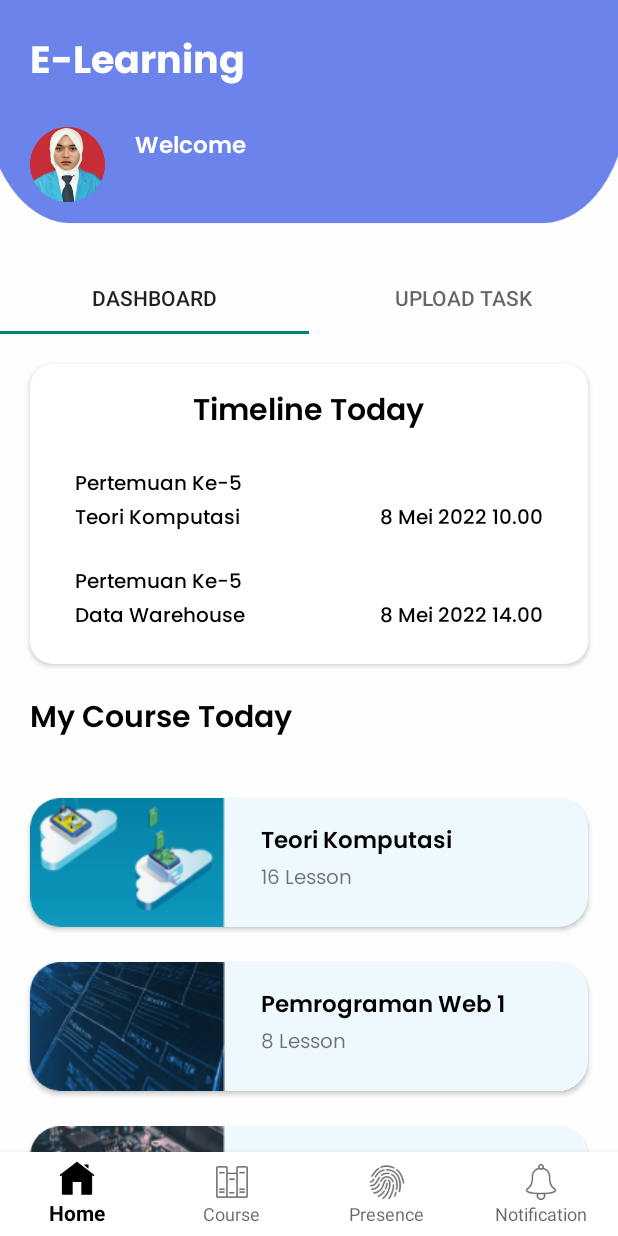
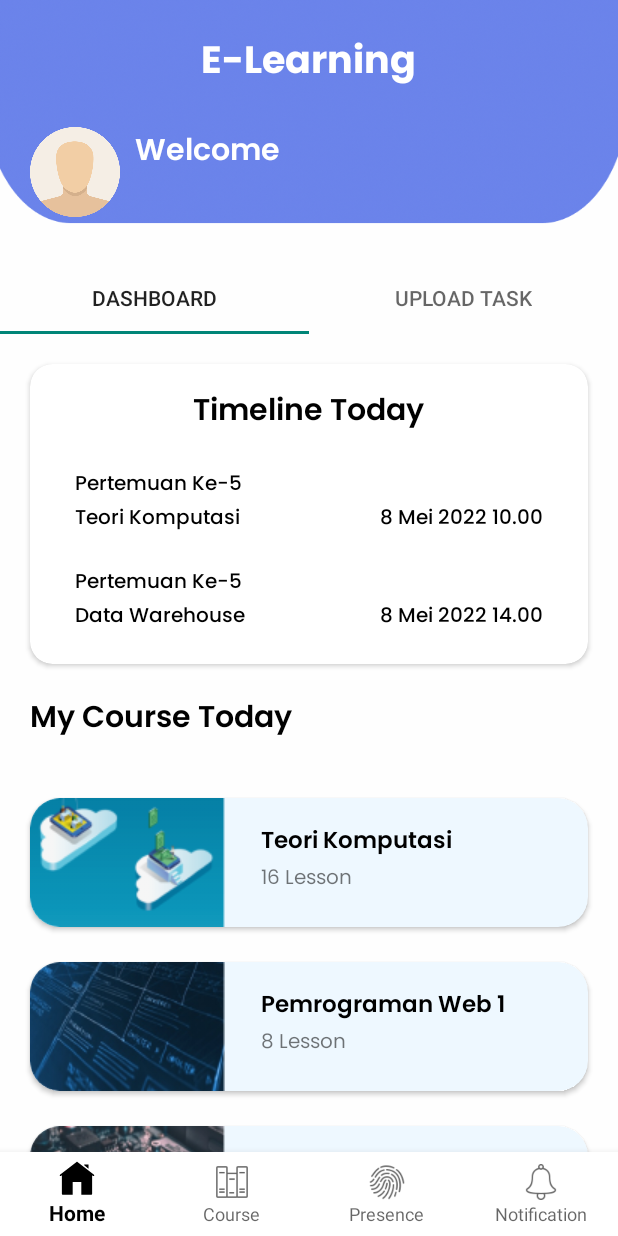
Before and after one commit to heryaulia/E-LearningAPP, an Android app: the screen it shows after launch once a user with an empty profile is signed in (MainActivity), on a phone screen of 412 x 824 dp. Run offline under Robolectric (Android 15) with nearby library versions, the phone set to English and light mode, and no system bars; our stand-ins replace Firebase (no records; nobody signed in at launch, a user with empty details on screens opened directly); Roboto replaces fonts that are not available here.

Commit message:
implement update user profile and image profile

```diff
--- a/app/src/main/res/layout/activity_user_profile.xml
+++ b/app/src/main/res/layout/activity_user_profile.xml
@@ -14,7 +14,7 @@
         android:layout_height="150dp"
         android:layout_centerHorizontal="true"
         android:layout_marginTop="128dp"
-        android:src="@drawable/imgprofilakunsaya"
+        android:src="@drawable/avatar"
         app:civ_border_color="#FF000000" />
 
     <TextView
@@ -251,11 +251,11 @@
             android:id="@+id/btn_logout"
             android:layout_width="155dp"
             android:layout_height="53dp"
+            android:layout_marginStart="28dp"
             android:background="@drawable/bg_btn_logout"
             android:text="Logout"
             android:textAllCaps="false"
-            android:textColor="@color/white"
-            android:layout_marginStart="28dp"/>
+            android:textColor="@color/white" />
 
 
     </RelativeLayout>
--- a/app/src/main/res/layout/fragment_home.xml
+++ b/app/src/main/res/layout/fragment_home.xml
@@ -16,6 +16,7 @@
         android:layout_marginTop="20dp"
         android:layout_marginEnd="20dp"
         android:layout_marginBottom="20dp"
+        android:layout_centerHorizontal="true"
         android:fontFamily="@font/poppins_bold"
         android:text="E-Learning"
         android:textColor="@color/white"
@@ -25,15 +26,15 @@
     <RelativeLayout
         android:id="@+id/relative_layout2"
         android:layout_width="match_parent"
-        android:layout_height="60dp"
+        android:layout_height="wrap_content"
+        android:layout_marginHorizontal="20dp"
         android:layout_below="@id/textView22">
 
         <Button
             android:id="@+id/btn_user_profile"
-            android:layout_width="50dp"
-            android:layout_height="50dp"
-            android:layout_marginLeft="20dp"
-            android:background="@drawable/imgprofilakunsaya"
+            android:layout_width="60dp"
+            android:layout_height="60dp"
+            android:background="@drawable/avatar"
             android:text="" />
 
         <TextView
@@ -41,21 +42,22 @@
             android:layout_width="wrap_content"
             android:layout_height="wrap_content"
             android:text="Welcome"
-            android:layout_marginLeft="20dp"
+            android:layout_marginStart="10dp"
             android:fontFamily="@font/poppins_semibold"
             android:textColor="@color/white"
-            android:textSize="15sp"
-            android:layout_toRightOf="@id/btn_user_profile"/>
+            android:textSize="20sp"
+            android:layout_toEndOf="@id/btn_user_profile"/>
 
         <TextView
             android:id="@+id/textView24"
             android:layout_width="wrap_content"
             android:layout_height="wrap_content"
             android:layout_below="@id/textView23"
-            android:layout_marginLeft="20dp"
-            android:layout_toRightOf="@id/btn_user_profile"
+            android:layout_marginStart="13dp"
+            android:layout_marginTop="-10dp"
+            android:layout_toEndOf="@id/btn_user_profile"
             android:fontFamily="@font/poppins_semibold"
-            android:text=""
+            android:text="                    "
             android:textColor="@color/white"
             android:textSize="20sp" />
 
```
Also changed, not shown: app/src/main/res/drawable/avatar.png (added), app/src/main/res/drawable/bg_home_1.png (added).
